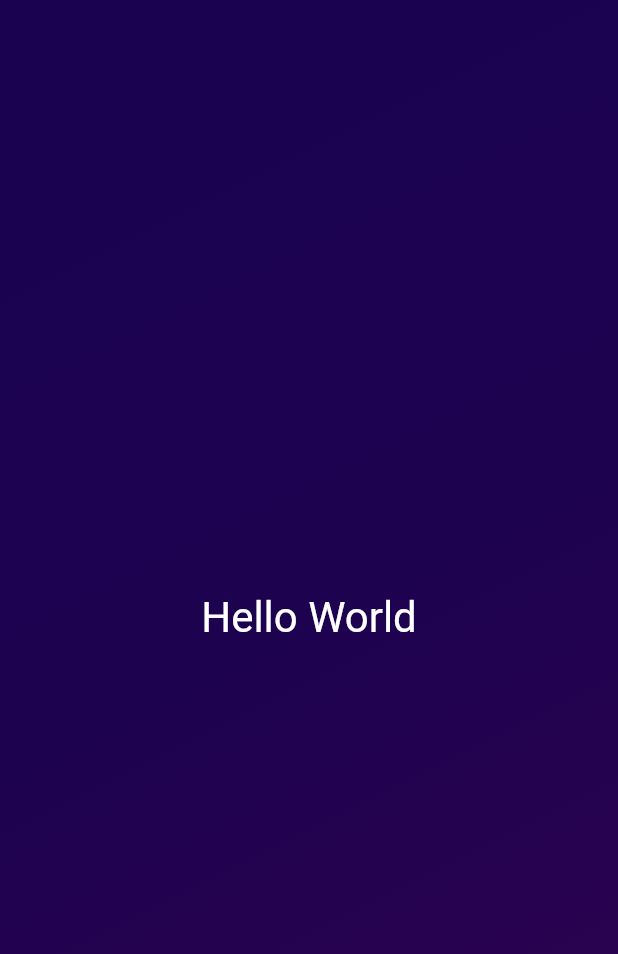
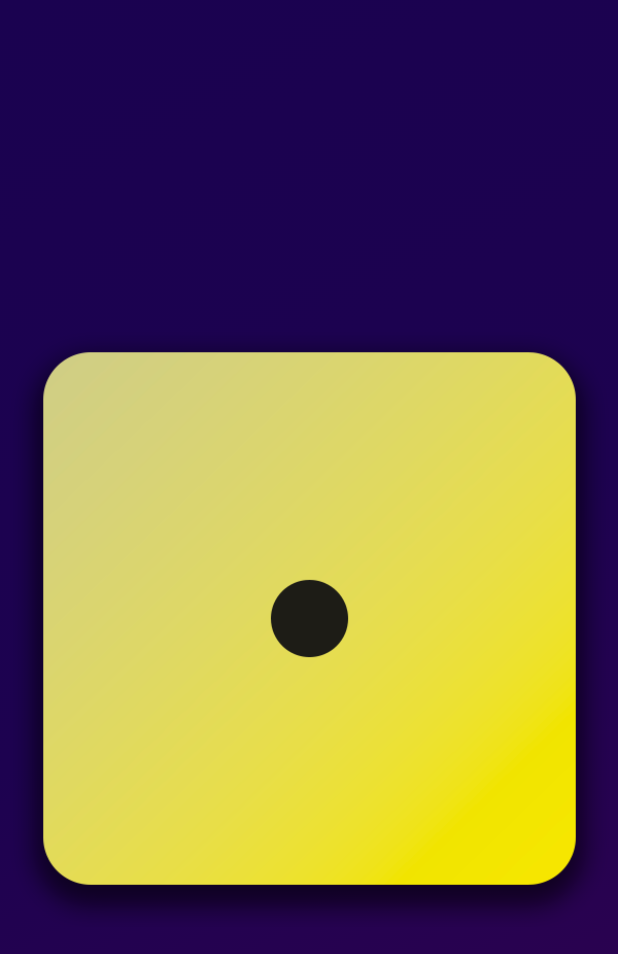
Before and after one commit to AbdulSami10/first_app, a Flutter app: the screen it shows after launch, on a phone screen of 412 x 824 dp. Shown: the top 954 px of the screen. Run offline on Flutter 3.47's test engine with Material 2 defaults, Android fonts, the phone set to English and light mode, and no system bars.

```diff
--- a/lib/gradient_color.dart
+++ b/lib/gradient_color.dart
@@ -22,7 +22,9 @@ class GradientColor extends StatelessWidget {
           end: endAlignment,
         ),
       ),
-      child: const Center(child: StyledText("Hello World")),
+      child: Center(
+        child: Image.asset("assets/images/dice-1.png"),
+      ),
     );
   }
 }
```
Also changed, not shown: pubspec.yaml (+9 -7 lines), assets/images/dice-1.png (added), assets/images/dice-2.png (added), assets/images/dice-3.png (added), assets/images/dice-4.png (added), assets/images/dice-5.png (added), assets/images/dice-6.png (added).
